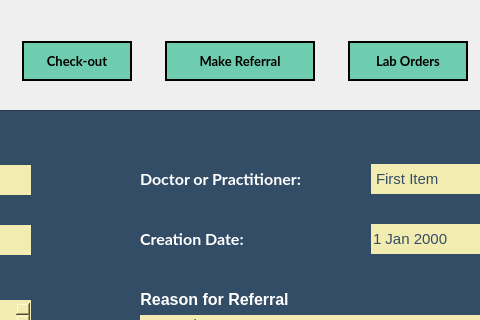
This is frontend/ui/Referrals.ui in mxrked/Medical-Office-Administration as Qt 5 draws it before an edit; both pictures show x 460 to 940 and y 0 to 320 of the 1260 by 800 pixel window. The edited form follows.
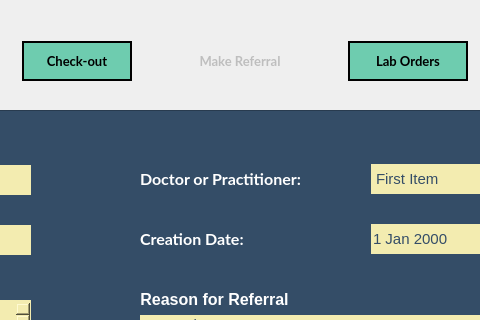
This is the edited form. Icons and pictures are not drawn.

The edit to the form file:
```diff
--- a/frontend/ui/Referrals.ui
+++ b/frontend/ui/Referrals.ui
@@ -247,6 +247,9 @@
       </item>
       <item>
        <widget class="QPushButton" name="Nav_MakeReferralBtn">
+        <property name="enabled">
+         <bool>false</bool>
+        </property>
         <property name="minimumSize">
          <size>
           <width>150</width>
@@ -273,16 +276,15 @@
         <property name="styleSheet">
          <string notr="true">QPushButton {
 	border-image: none;
-	background-color: #6ECCAF;
-	color: black;
-	border: 2px solid black;
+	background-color: rgba(110, 204, 175, .2);
+	color: rgba(0, 0, 0, .2);
+	border: 2px solid rgba(0, 0, 0, .2);
 }
 
 QPushButton::hover {
 	background-color: rgb(139, 231, 100);
 	color: white;
-}
-</string>
+}</string>
         </property>
         <property name="text">
          <string>Make Referral</string>
```
